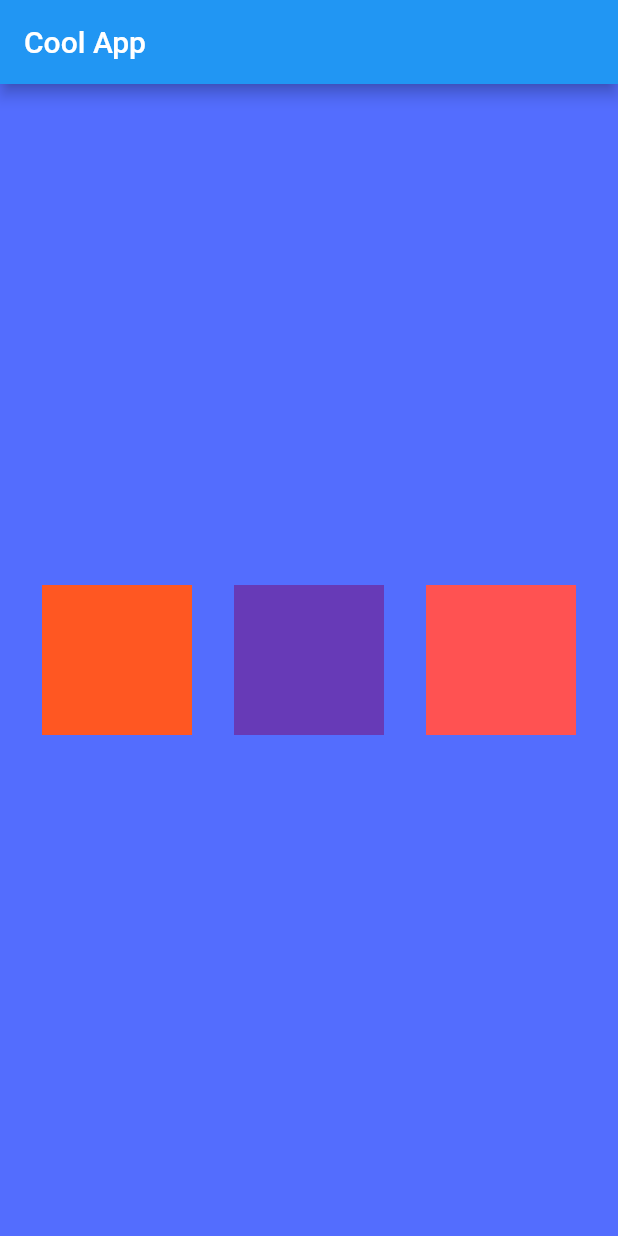
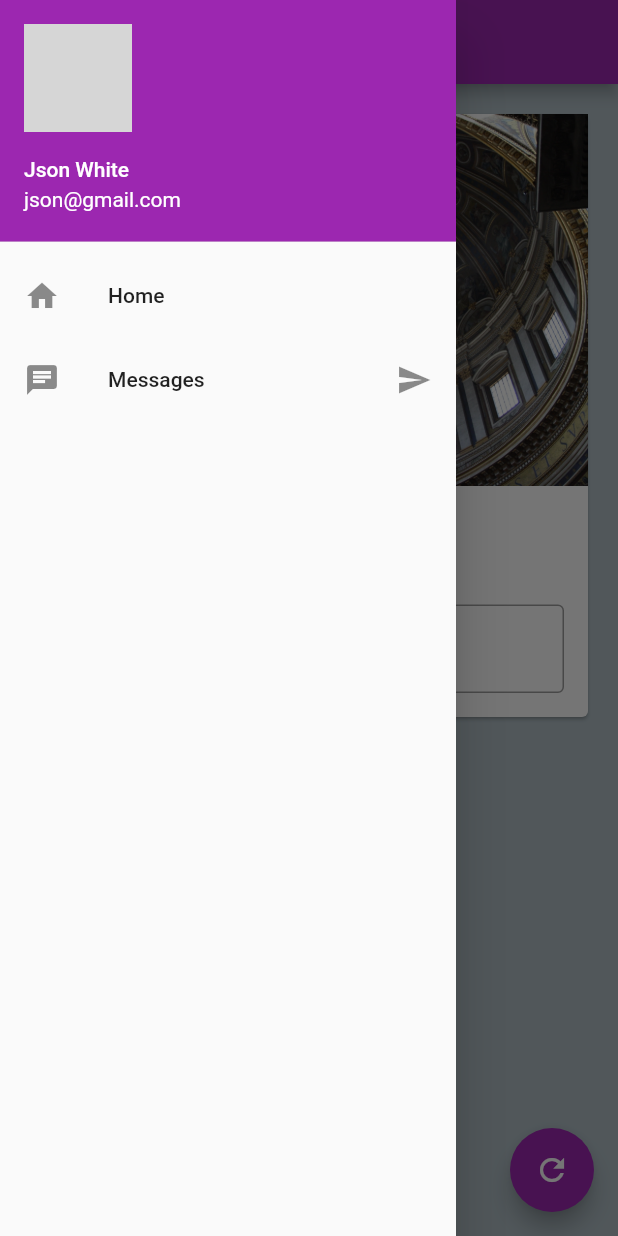
Before and after one commit to divyesh008/flutter_snippet, a Flutter app: the screen it shows after launch, with the side drawer open (before the commit the screen has no drawer), on a phone screen of 412 x 824 dp. Run offline on Flutter 3.47's test engine with Material 2 defaults, Android fonts, the phone set to English and light mode, and no system bars; network calls fail; grey boxes are pictures that could not be loaded.

Commit message:
Chap3 completed
Created modular structure

```diff
--- /dev/null
+++ b/lib/bg_image.dart
@@ -0,0 +1,11 @@
+import 'package:flutter/material.dart';
+
+class BgImage extends StatelessWidget {
+  @override
+  Widget build(BuildContext context) {
+    return Image.asset(
+      "assets/heritage.jpg",
+      fit: BoxFit.cover,
+    );
+  }
+}
--- /dev/null
+++ b/lib/change_name_card.dart
@@ -0,0 +1,43 @@
+import 'package:flutter/material.dart';
+import 'bg_image.dart';
+
+class ChangeNameCard extends StatelessWidget {
+  const ChangeNameCard({
+    Key key,
+    @required this.myText,
+    @required TextEditingController nameController,
+  })  : _nameController = nameController,
+        super(key: key);
+
+  final String myText;
+  final TextEditingController _nameController;
+
+  @override
+  Widget build(BuildContext context) {
+    return Column(
+      children: [
+        BgImage(),
+        SizedBox(
+          height: 20,
+        ),
+        Text(
+          myText,
+          style: TextStyle(fontSize: 20, fontWeight: FontWeight.bold),
+        ),
+        SizedBox(
+          height: 20,
+        ),
+        Padding(
+          padding: const EdgeInsets.all(16.0),
+          child: TextField(
+            controller: _nameController,
+            decoration: InputDecoration(
+                hintText: "Type here",
+                labelText: "Name",
+                border: OutlineInputBorder()),
+          ),
+        )
+      ],
+    );
+  }
+}
--- /dev/null
+++ b/lib/drawer.dart
@@ -0,0 +1,30 @@
+import 'package:flutter/material.dart';
+
+class MyDrawer extends StatelessWidget {
+  @override
+  Widget build(BuildContext context) {
+    return Drawer(
+        child: ListView(
+      padding: EdgeInsets.zero,
+      children: [
+        UserAccountsDrawerHeader(
+          accountName: Text("Json White"),
+          accountEmail: Text("json@gmail.com"),
+          currentAccountPicture: CircleAvatar(
+            backgroundImage: NetworkImage(
+                "https://images.unsplash.com/photo-1591258739299-5b65d5cbb235?ixid=MXwxMjA3fDB8MHxzZWFyY2h8MXx8bWFuJTIwZmFjZXxlbnwwfHwwfA%3D%3D&ixlib=rb-1.2.1&auto=format&fit=crop&w=500&q=60"),
+          ),
+        ),
+        ListTile(
+          leading: Icon(Icons.home),
+          title: Text("Home"),
+        ),
+        ListTile(
+          leading: Icon(Icons.chat),
+          title: Text("Messages"),
+          trailing: Icon(Icons.send),
+        )
+      ],
+    ));
+  }
+}
--- a/lib/main.dart
+++ b/lib/main.dart
@@ -1,45 +1,12 @@
 import 'package:flutter/material.dart';
+import 'package:flutter_snippets/pages/home_page.dart';
 
 void main() {
-  runApp(MaterialApp(
-    title: "Cool App",
-    home: HomePage(),
-  ));
+  runApp(
+    MaterialApp(
+      title: "Cool App",
+      home: HomePage(),
+      theme: ThemeData(primarySwatch: Colors.purple),
+    ),
+  );
 }
-
-class HomePage extends StatelessWidget {
-  @override
-  Widget build(BuildContext context) {
-    return Scaffold(
-      appBar: AppBar(
-        title: Text("Cool App"),
-      ),
-      body: Container(
-        color: Colors.indigoAccent,
-        height: MediaQuery.of(context).size.height,
-        width: MediaQuery.of(context).size.width,
-        child: Row(
-          mainAxisAlignment: MainAxisAlignment.spaceEvenly,
-          crossAxisAlignment: CrossAxisAlignment.center,
-          children: <Widget>[
-            Container(
-              height: 100,
-              width: 100,
-              color: Colors.deepOrange,
-            ),
-            Container(
-              height: 100,
-              width: 100,
-              color: Colors.deepPurple,
-            ),
-            Container(
-              height: 100,
-              width: 100,
-              color: Colors.redAccent,
-            ),
-          ],
-        ),
-      ),
-    );
-  }
-}
--- /dev/null
+++ b/lib/pages/home_page.dart
@@ -0,0 +1,45 @@
+import 'package:flutter/material.dart';
+import 'package:flutter_snippets/change_name_card.dart';
+import 'package:flutter_snippets/drawer.dart';
+
+class HomePage extends StatefulWidget {
+  @override
+  _HomePageState createState() => _HomePageState();
+}
+
+class _HomePageState extends State<HomePage> {
+  TextEditingController _nameController = TextEditingController();
+  var myText = "Change Me";
+
+  @override
+  void initState() {
+    super.initState();
+  }
+
+  @override
+  Widget build(BuildContext context) {
+    return Scaffold(
+      backgroundColor: Colors.blueGrey[200],
+      appBar: AppBar(
+        title: Text("Cool App Chap3"),
+      ),
+      body: Padding(
+        padding: const EdgeInsets.all(16.0),
+        child: SingleChildScrollView(
+          child: Card(
+            child:
+                ChangeNameCard(myText: myText, nameController: _nameController),
+          ),
+        ),
+      ),
+      drawer: MyDrawer(),
+      floatingActionButton: FloatingActionButton(
+          onPressed: () {
+            myText = _nameController.text;
+            setState(() {});
+          },
+          tooltip: 'Edit',
+          child: Icon(Icons.refresh)),
+    );
+  }
+}
```
Also changed, not shown: pubspec.yaml (+3 -5 lines), assets/bg.jpg (added), assets/heritage.jpg (added), 1 other file.
